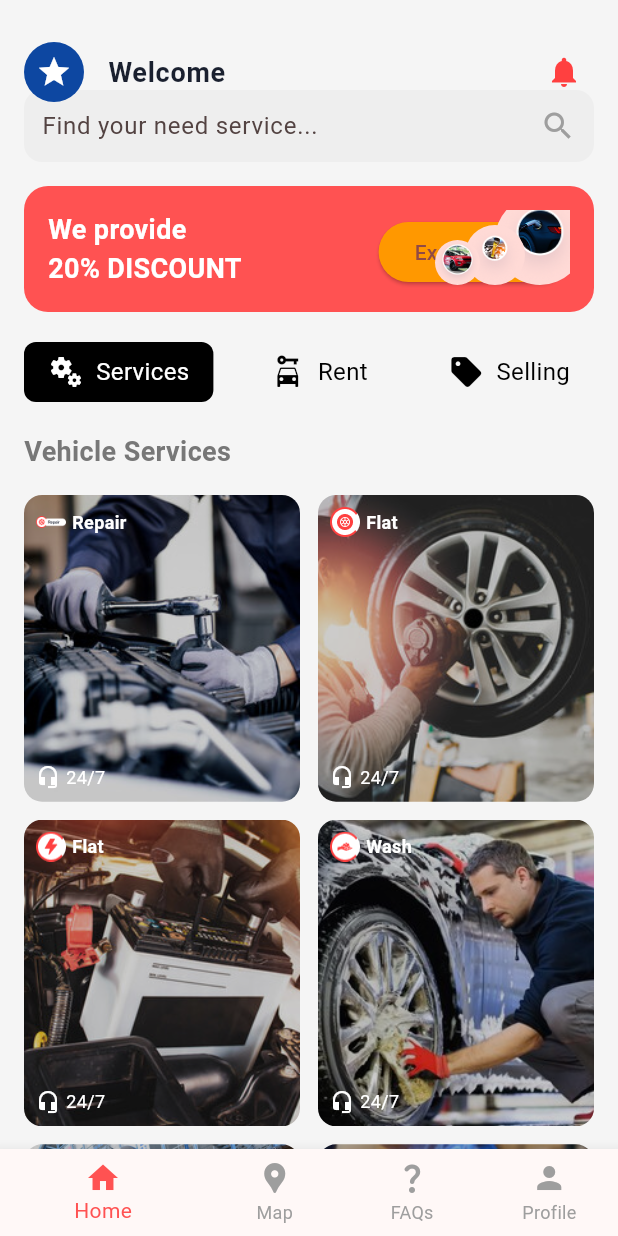
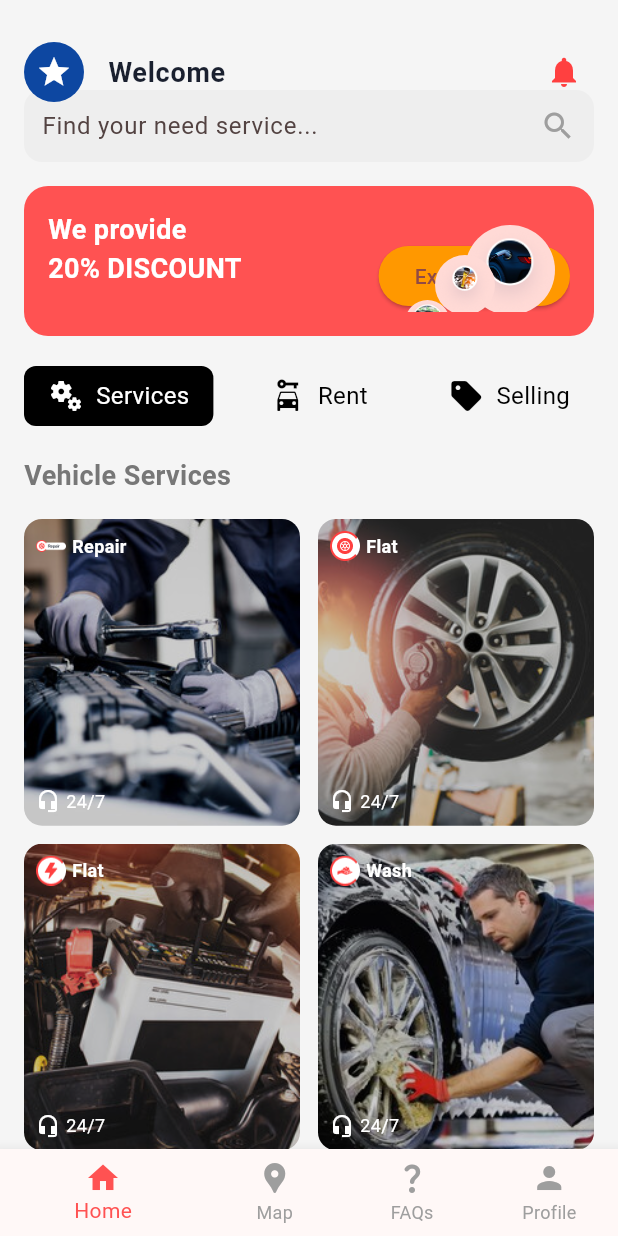
Before and after one commit to JemmiJ/Onboarding_assignment, a Flutter app: the HomeScreen screen opened by its route, on a phone screen of 412 x 824 dp. Run offline on Flutter 3.47's test engine with Material 3 defaults, Android fonts, the phone set to English and light mode, and no system bars; our stand-ins replace cloud_firestore, firebase_auth, firebase_core, firebase_storage, geocoding, geolocator and 1 more; accounts and stored records are empty.

Commit message:
Onboarding solution code

```diff
--- a/assistance_app/lib/screens/home_screen.dart
+++ b/assistance_app/lib/screens/home_screen.dart
@@ -112,8 +112,9 @@ class HomeScreen extends StatelessWidget {
 
             // Promo Banner
             Container(
+              height: 100,
               width: double.infinity,
-              padding: EdgeInsets.all(16),
+              padding: EdgeInsets.all(16.0),
               decoration: BoxDecoration(
                 color: Colors.redAccent,
                 borderRadius: BorderRadius.circular(16),
@@ -141,24 +142,24 @@ class HomeScreen extends StatelessWidget {
                     ),
                   ),
                   Positioned(
-                    right: -10,
-                    top: -10,
+                    right: 10,
+                    top: 10,
                     child: CircleAvatar(
                       radius: 30,
                       backgroundImage: AssetImage('assets/Ellipse 1874.png'),
                     ),
                   ),
                   Positioned(
-                    right: 30,
-                    top: 10,
+                    right: 50,
+                    top: 30,
                     child: CircleAvatar(
                       radius: 20,
                       backgroundImage: AssetImage('assets/Ellipse 1877.png'),
                     ),
                   ),
                   Positioned(
-                    right: 60,
-                    top: 20,
+                    right: 80,
+                    top: 60,
                     child: CircleAvatar(
                       radius: 15,
                       backgroundImage: AssetImage('assets/Ellipse 1876.png'),
```
Also changed, not shown: assistance_app/lib/screens/repair_service_screen.dart (+7 -2 lines), assistance_app/lib/screens/service_booking_history_screen.dart (+15 -14 lines).
